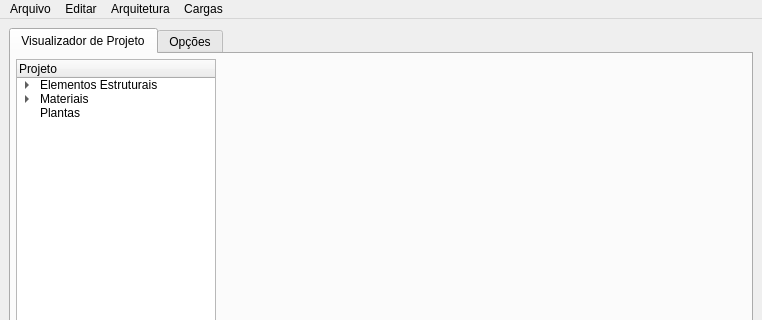
First picture: the form in window.ui, repository arthurpdesimone/aurora_python, before the edit; both pictures show x 0 to 762 and y 0 to 320 of the 762 by 549 pixel window.
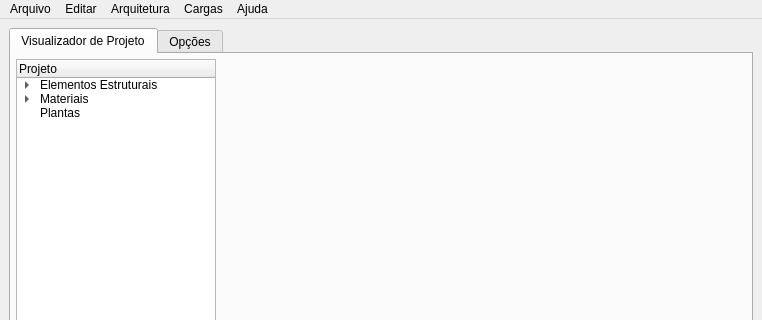
Second picture: the form after the edit. Icons and pictures are not drawn.

The edit to the form file:
```diff
--- a/window.ui
+++ b/window.ui
@@ -243,10 +243,19 @@
     <addaction name="actionDesfazer"/>
     <addaction name="actionRefazer"/>
    </widget>
+   <widget class="QMenu" name="menuAjuda">
+    <property name="title">
+     <string>Ajuda</string>
+    </property>
+    <addaction name="separator"/>
+    <addaction name="actionAtalhos_do_teclado"/>
+    <addaction name="actionVers_o"/>
+   </widget>
    <addaction name="menu_file"/>
    <addaction name="menuEditar"/>
    <addaction name="menuArquitetura"/>
    <addaction name="menuCargas"/>
+   <addaction name="menuAjuda"/>
   </widget>
   <widget class="QStatusBar" name="statusbar"/>
   <action name="menu_open">
```
Left out of the diff: 10 changed lines with no effect on the pictures.
